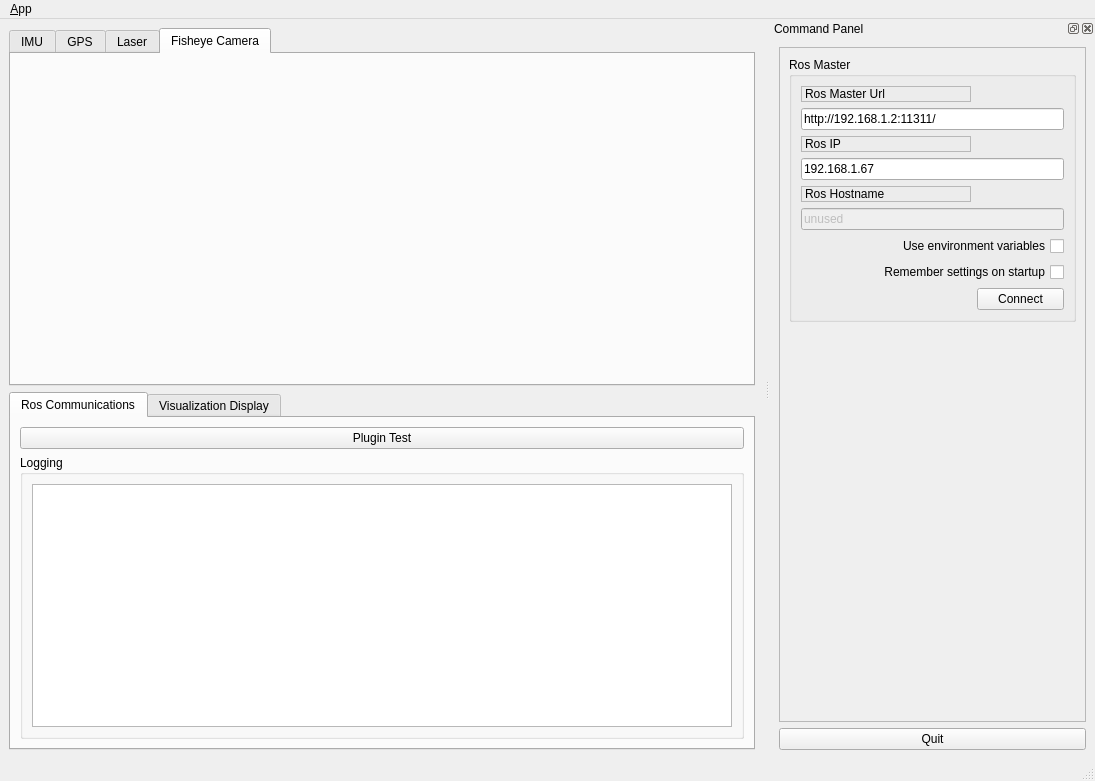
First picture: the form in ui/main_window.ui, repository LennonHuang/test_qt, before the edit.
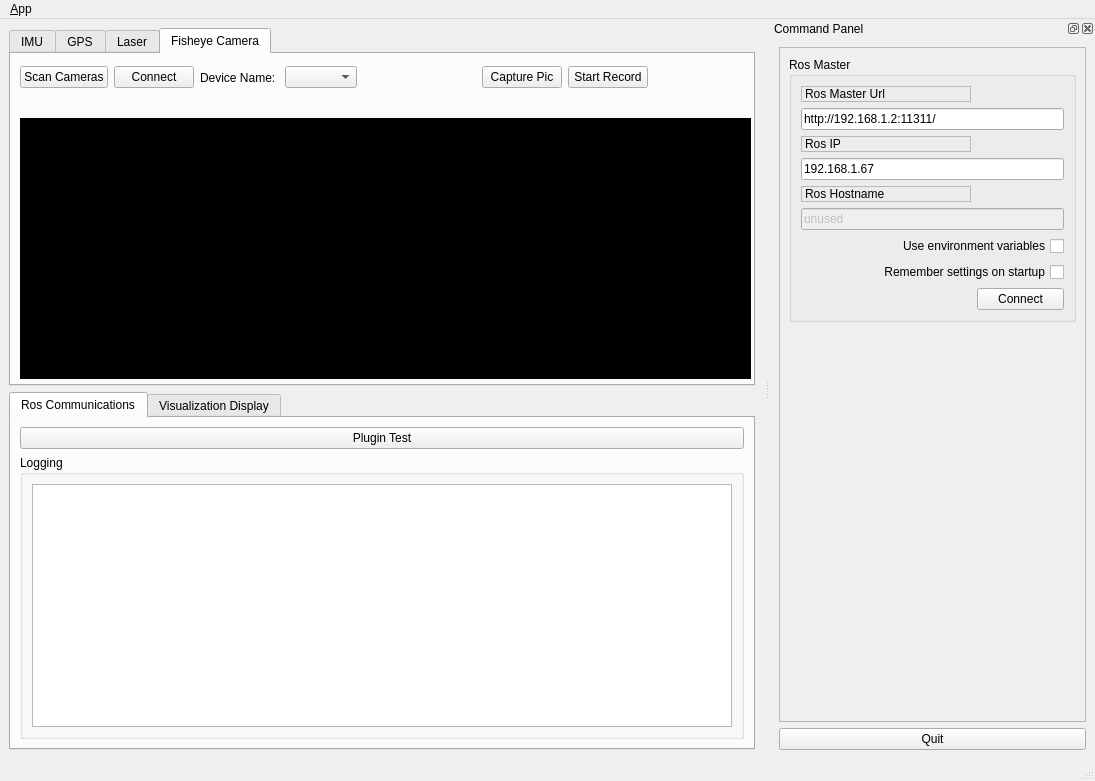
Second picture: the form after the edit. The open tabs and pages were chosen to show the change. Icons and pictures are not drawn.

```diff
--- a/ui/main_window.ui
+++ b/ui/main_window.ui
@@ -21,8 +21,8 @@
    <locale language="English" country="Australia"/>
   </property>
   <widget class="QWidget" name="centralwidget">
-   <layout class="QVBoxLayout" name="verticalLayout_5">
-    <item>
+   <layout class="QGridLayout" name="gridLayout_2">
+    <item row="0" column="0">
      <widget class="QTabWidget" name="SensorTab">
       <property name="currentIndex">
        <number>1</number>
@@ -288,6 +288,125 @@
        <attribute name="title">
         <string>Fisheye Camera</string>
        </attribute>
+       <widget class="QWidget" name="">
+        <property name="geometry">
+         <rect>
+          <x>9</x>
+          <y>9</y>
+          <width>628</width>
+          <height>29</height>
+         </rect>
+        </property>
+        <layout class="QHBoxLayout" name="horizontalLayout_5">
+         <item>
+          <layout class="QHBoxLayout" name="camera_horizon">
+           <item>
+            <widget class="QPushButton" name="camera_scan_btn">
+             <property name="text">
+              <string>Scan Cameras</string>
+             </property>
+            </widget>
+           </item>
+           <item>
+            <widget class="QPushButton" name="camera_connect_btn">
+             <property name="text">
+              <string>Connect</string>
+             </property>
+            </widget>
+           </item>
+           <item>
+            <widget class="QLabel" name="Camera_Name">
+             <property name="text">
+              <string>Device Name: </string>
+             </property>
+            </widget>
+           </item>
+           <item>
+            <widget class="QComboBox" name="camera_selection_box"/>
+           </item>
+           <item>
+            <spacer name="horizontalSpacer_2">
+             <property name="orientation">
+              <enum>Qt::Horizontal</enum>
+             </property>
+             <property name="sizeHint" stdset="0">
+              <size>
+               <width>40</width>
+               <height>20</height>
+              </size>
+             </property>
+            </spacer>
+           </item>
+          </layout>
+         </item>
+         <item>
+          <layout class="QHBoxLayout" name="horizontalLayout_4">
+           <item>
+            <widget class="QPushButton" name="capture_btn">
+             <property name="text">
+              <string>Capture Pic</string>
+             </property>
+            </widget>
+           </item>
+           <item>
+            <widget class="QPushButton" name="record_btn">
+             <property name="text">
+              <string>Start Record</string>
+             </property>
+            </widget>
+           </item>
+          </layout>
+         </item>
+        </layout>
+       </widget>
+       <widget class="QWidget" name="">
+        <property name="geometry">
+         <rect>
+          <x>9</x>
+          <y>44</y>
+          <width>731</width>
+          <height>281</height>
+         </rect>
+        </property>
+        <layout class="QVBoxLayout" name="verticalLayout_5">
+         <item>
+          <widget class="QLabel" name="record_time_label">
+           <property name="sizePolicy">
+            <sizepolicy hsizetype="Preferred" vsizetype="Preferred">
+             <horstretch>0</horstretch>
+             <verstretch>0</verstretch>
+            </sizepolicy>
+           </property>
+           <property name="maximumSize">
+            <size>
+             <width>16777215</width>
+             <height>100</height>
+            </size>
+           </property>
+           <property name="styleSheet">
+            <string notr="true"/>
+           </property>
+           <property name="text">
+            <string/>
+           </property>
+          </widget>
+         </item>
+         <item>
+          <widget class="QFrame" name="cam_view">
+           <property name="sizePolicy">
+            <sizepolicy hsizetype="Preferred" vsizetype="Expanding">
+             <horstretch>0</horstretch>
+             <verstretch>0</verstretch>
+            </sizepolicy>
+           </property>
+           <property name="styleSheet">
+            <string notr="true">background-color: rgb(0,0,0);</string>
+           </property>
+           <layout class="QVBoxLayout" name="cam_layout"/>
+          </widget>
+         </item>
+        </layout>
+       </widget>
       </widget>
      </widget>
     </item>
```
Left out of the diff: 10 changed lines with no effect on the pictures.
